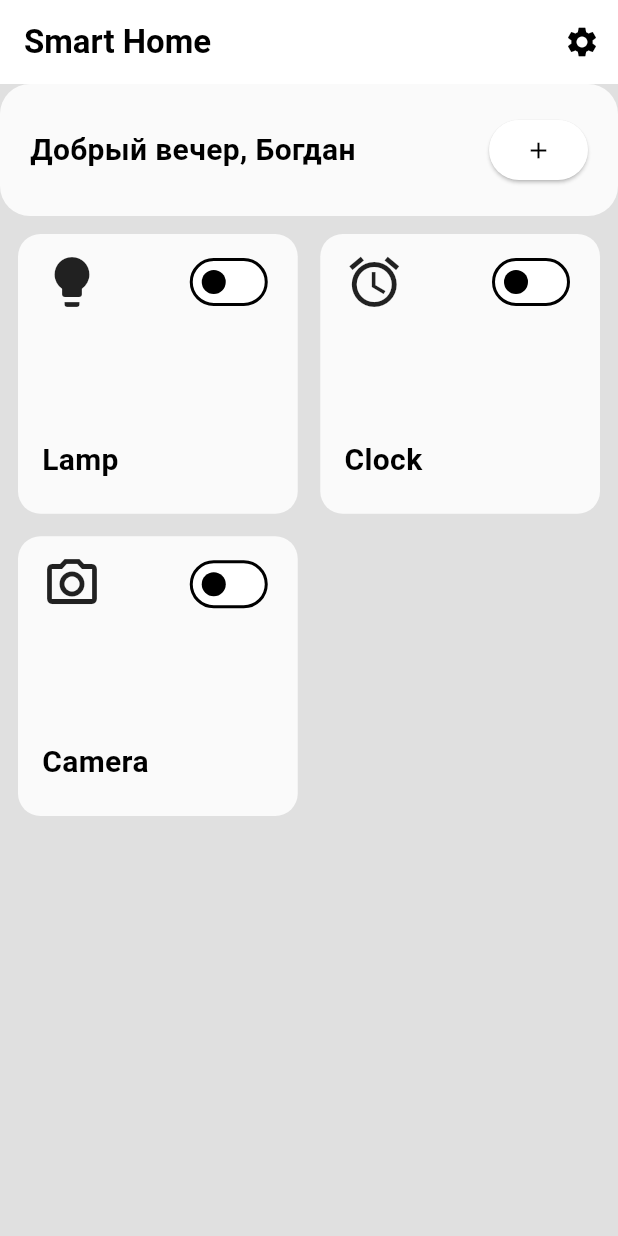
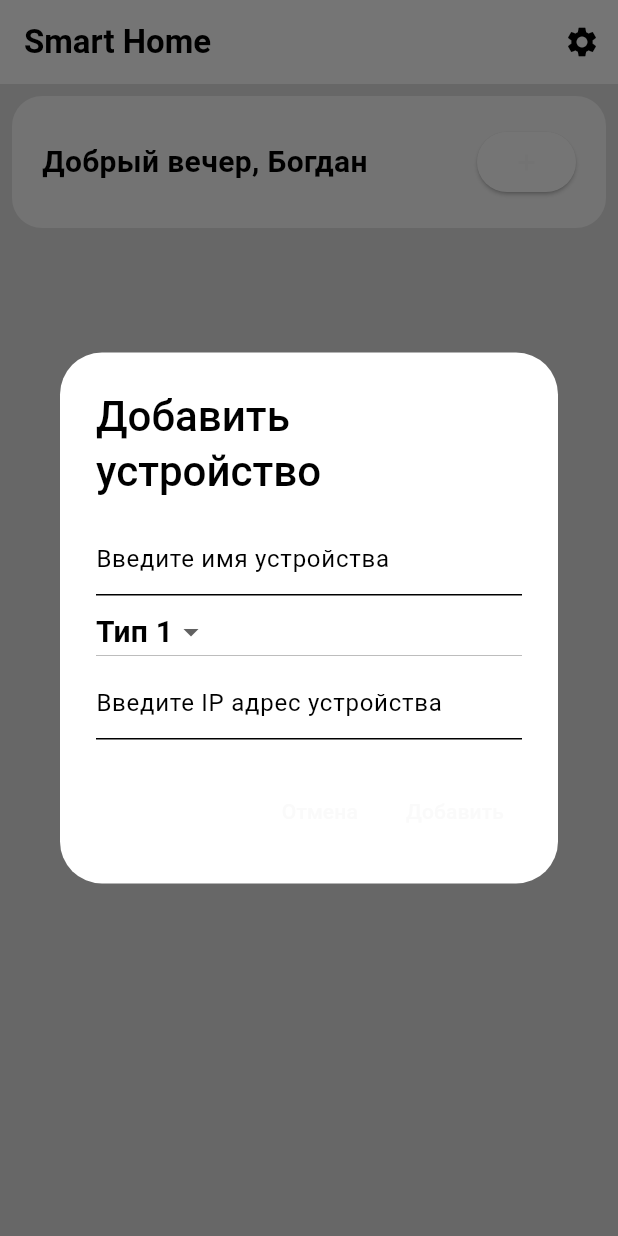
Before and after one commit to Bogdan108/smart_home_security, a Flutter app: the screen it shows after launch, after a tap on the "add" icon, on a phone screen of 412 x 824 dp. Run offline on Flutter 3.47's test engine with Material 3 defaults, Android fonts, the phone set to English and light mode, and no system bars; our stand-ins replace webview_flutter; missing offline and left inert: flutter_circle_color_picker, webview_flutter_android, webview_flutter_wkwebview.

Commit message:
feature for adding new device to list

```diff
--- /dev/null
+++ b/lib/core/utils/type_enum.dart
@@ -0,0 +1 @@
+enum DeviceType { camera, clock, led }
--- /dev/null
+++ b/lib/core/utils/widget_list.dart
@@ -0,0 +1,23 @@
+import 'dart:collection';
+
+import 'package:flutter/material.dart';
+import 'package:smart_home_security/domain/entities/device_model.dart';
+
+class DeviceList extends ChangeNotifier {
+  final List<DeviceModel> _devices = [];
+
+  UnmodifiableListView<DeviceModel> get devices =>
+      UnmodifiableListView(_devices);
+
+  void add(DeviceModel device) {
+    _devices.add(device);
+
+    notifyListeners();
+  }
+
+  void removeAll() {
+    _devices.clear();
+
+    notifyListeners();
+  }
+}
--- a/lib/domain/entities/device_model.dart
+++ b/lib/domain/entities/device_model.dart
@@ -1,4 +1,8 @@
+import 'package:smart_home_security/core/utils/type_enum.dart';
+
 class DeviceModel {
   final String name;
-  const DeviceModel({required this.name});
+  final String ip;
+  final DeviceType type;
+  const DeviceModel({required this.name, required this.type, required this.ip});
 }
--- a/lib/main.dart
+++ b/lib/main.dart
@@ -1,9 +1,16 @@
 import 'package:flutter/material.dart';
+import 'package:provider/provider.dart';
 import 'package:smart_home_security/core/theme/custom_theme.dart';
+import 'package:smart_home_security/core/utils/widget_list.dart';
 import 'package:smart_home_security/widget/pages/home_page.dart';
 
 void main() {
-  runApp(const MainApp());
+  runApp(
+    ChangeNotifierProvider(
+      create: (context) => DeviceList(),
+      child: const MainApp(),
+    ),
+  );
 }
 
 class MainApp extends StatelessWidget {
--- /dev/null
+++ b/lib/widget/components/add_device_dialog.dart
@@ -0,0 +1,103 @@
+import 'package:flutter/material.dart';
+import 'package:provider/provider.dart';
+import 'package:smart_home_security/core/utils/type_enum.dart';
+import 'package:smart_home_security/core/utils/widget_list.dart';
+import 'package:smart_home_security/domain/entities/device_model.dart';
+
+class AddDeviceButton extends StatefulWidget {
+  const AddDeviceButton({super.key});
+
+  @override
+  State<AddDeviceButton> createState() => _AddDeviceButtonState();
+}
+
+class _AddDeviceButtonState extends State<AddDeviceButton> {
+  final TextEditingController _deviceNameController = TextEditingController();
+  final TextEditingController _deviceIpController = TextEditingController();
+  String _deviceType = 'Тип 1';
+
+  @override
+  void dispose() {
+    _deviceNameController.dispose();
+    _deviceIpController.dispose();
+    super.dispose();
+  }
+
+  void _showAddDeviceDialog() {
+    showDialog(
+      context: context,
+      builder: (BuildContext context) {
+        return AlertDialog(
+          title: const Text('Добавить устройство'),
+          content: SingleChildScrollView(
+            child: ListBody(
+              children: <Widget>[
+                TextFormField(
+                  controller: _deviceNameController,
+                  decoration:
+                      const InputDecoration(hintText: 'Введите имя устройства'),
+                ),
+                DropdownButton<String>(
+                  value: _deviceType,
+                  onChanged: (String? newValue) {
+                    setState(() {
+                      _deviceType = newValue!;
+                    });
+                  },
+                  items: <String>['Тип 1', 'Тип 2', 'Тип 3']
+                      .map<DropdownMenuItem<String>>((String value) {
+                    return DropdownMenuItem<String>(
+                      value: value,
+                      child: Text(value),
+                    );
+                  }).toList(),
+                ),
+                TextFormField(
+                  controller: _deviceIpController,
+                  decoration: const InputDecoration(
+                      hintText: 'Введите IP адрес устройства'),
+                ),
+              ],
+            ),
+          ),
+          actions: <Widget>[
+            TextButton(
+              child: const Text('Отмена'),
+              onPressed: () {
+                Navigator.of(context).pop();
+              },
+            ),
+            TextButton(
+              child: const Text('Добавить'),
+              onPressed: () {
+                // Здесь может быть код для добавления устройства
+                print(
+                    'Имя устройства: ${_deviceNameController.text}, Тип: $_deviceType, IP: ${_deviceIpController.text}');
+                Provider.of<DeviceList>(context, listen: false).add(
+                  DeviceModel(
+                      name: _deviceNameController.text,
+                      type: DeviceType.camera,
+                      ip: _deviceIpController.text),
+                );
+                Navigator.of(context).pop();
+              },
+            ),
+          ],
+        );
+      },
+    );
+  }
+
+  @override
+  Widget build(BuildContext context) {
+    return Center(
+        child: ElevatedButton(
+      onPressed: () {
+        _showAddDeviceDialog();
+      },
+      child: const Icon(
+        Icons.add,
+      ),
+    ));
+  }
+}
--- a/lib/widget/pages/home_page.dart
+++ b/lib/widget/pages/home_page.dart
@@ -1,6 +1,12 @@
+import 'dart:collection';
+
 import 'package:flutter/material.dart';
 import 'package:flutter/widgets.dart';
+import 'package:provider/provider.dart';
+import 'package:smart_home_security/core/utils/type_enum.dart';
+import 'package:smart_home_security/core/utils/widget_list.dart';
 import 'package:smart_home_security/domain/entities/device_model.dart';
+import 'package:smart_home_security/widget/components/add_device_dialog.dart';
 import 'package:smart_home_security/widget/components/device_card.dart';
 import 'package:smart_home_security/widget/pages/camera_page.dart';
 import 'package:smart_home_security/widget/pages/clock_page.dart';
@@ -14,26 +20,11 @@ class HomePage extends StatefulWidget {
 }
 
 class _HomePageState extends State<HomePage> {
-  List<DeviceCard> devices = [
-    const DeviceCard(
-        device: DeviceModel(name: "Lamp"),
-        icon: Icons.lightbulb,
-        page: Ledpage(
-          pageTitile: "Lamp",
-        )),
-    const DeviceCard(
-        device: DeviceModel(name: "Clock"),
-        icon: Icons.alarm,
-        page: ClockPage()),
-    const DeviceCard(
-        device: DeviceModel(name: "Camera"),
-        icon: Icons.photo_camera_outlined,
-        page: CameraPage()),
-  ];
-
   @override
   Widget build(BuildContext context) {
     final theme = Theme.of(context);
+    UnmodifiableListView<DeviceModel> devices =
+        Provider.of<DeviceList>(context, listen: true).devices;
     return Scaffold(
       backgroundColor: theme.colorScheme.background,
       appBar: AppBar(
@@ -47,30 +38,26 @@ class _HomePageState extends State<HomePage> {
           ),
         ],
       ),
-        body: Column(children: [
-          Container(
+      body: Column(
+        children: [
+          Padding(
+            padding: const EdgeInsets.all(8.0),
+            child: Container(
               padding: const EdgeInsets.all(20),
               decoration: BoxDecoration(
                 color: theme.colorScheme.primary,
                 borderRadius: BorderRadius.circular(20),
               ),
-            child: Row(
+              child: const Row(
                 mainAxisAlignment: MainAxisAlignment.spaceBetween,
                 children: [
-                const Text(
+                  Text(
                     'Добрый вечер, Богдан',
                     style: TextStyle(fontSize: 20),
                   ),
-                ElevatedButton(
-                  onPressed: () {
-                    // Действие при нажатии на кнопку
-                  },
-                  child: Icon(
-                    Icons.add,
-                    color: theme.colorScheme.onSecondary,
+                  AddDeviceButton(),
+                ],
               ),
-                ),
-              ],
             ),
           ),
           Expanded(
@@ -78,12 +65,32 @@ class _HomePageState extends State<HomePage> {
               itemCount: devices.length,
               padding: const EdgeInsets.all(12),
               gridDelegate: const SliverGridDelegateWithFixedCrossAxisCount(
-                    crossAxisCount: 2,
-                    mainAxisSpacing: 15,
-                    crossAxisSpacing: 15),
-                itemBuilder: (BuildContext context, int index) =>
-                    devices[index]),
+                  crossAxisCount: 2, mainAxisSpacing: 15, crossAxisSpacing: 15),
+              itemBuilder: (BuildContext context, int index) {
+                IconData icon;
+                Widget page;
+                switch (devices[index].type) {
+                  case DeviceType.camera:
+                    icon = Icons.camera_alt_outlined;
+                    page = const CameraPage();
+                    break;
+                  case DeviceType.led:
+                    icon = Icons.lightbulb_outline_sharp;
+                    page = const Ledpage();
+                    break;
+                  case DeviceType.clock:
+                    icon = Icons.watch_later_outlined;
+                    page = const ClockPage();
+                    break;
+                }
+
+                return DeviceCard(
+                    device: devices[index], icon: icon, page: page);
+              },
             ),
-        ]));
+          ),
+        ],
+      ),
+    );
   }
 }
--- a/pubspec.yaml
+++ b/pubspec.yaml
@@ -12,6 +12,7 @@ dependencies:
   flutter_circle_color_picker: ^0.3.0
   http: ^1.2.1
   path_provider: ^2.1.2
+  provider: ^6.1.2
   webview_flutter: ^4.7.0
   webview_flutter_android: ^3.16.0
   webview_flutter_wkwebview: ^3.13.0
```
Also changed, not shown: pubspec.lock. Lines whose indentation alone changed are shown as unchanged.
